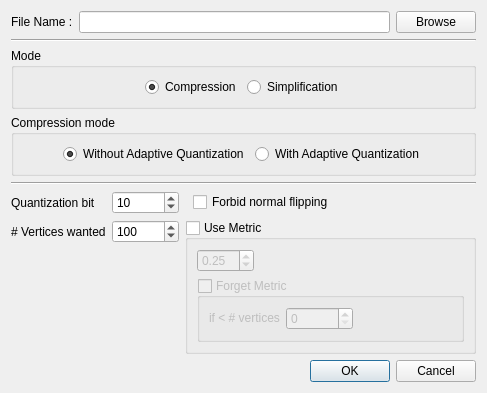
Old version of the form src/components/Compression/Compression_Valence/src/dialSettingsComp.ui in the repository MEPP-team/MEPP.
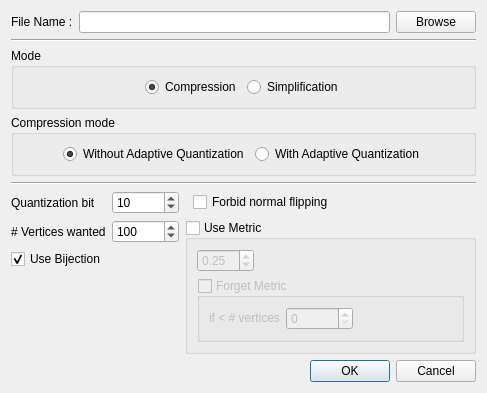
New version of the form.

The edit to the form file:
```diff
--- a/src/components/Compression/Compression_Valence/src/dialSettingsComp.ui
+++ b/src/components/Compression/Compression_Valence/src/dialSettingsComp.ui
@@ -189,7 +189,7 @@
        </property>
       </widget>
      </item>
-     <item row="1" column="3" rowspan="2">
+     <item row="1" column="3" rowspan="3">
       <widget class="QGroupBox" name="useMetric">
        <property name="title">
         <string>Use Metric</string>
@@ -266,7 +266,7 @@
        </layout>
       </widget>
      </item>
-     <item row="2" column="0">
+     <item row="3" column="0">
       <spacer name="verticalSpacer_4">
        <property name="orientation">
         <enum>Qt::Vertical</enum>
@@ -306,6 +306,16 @@
        </item>
       </layout>
      </item>
+     <item row="2" column="0">
+      <widget class="QCheckBox" name="Use_Bijection">
+       <property name="text">
+        <string>Use Bijection</string>
+       </property>
+       <property name="checked">
+        <bool>true</bool>
+       </property>
+      </widget>
+     </item>
     </layout>
    </item>
    <item>
```
